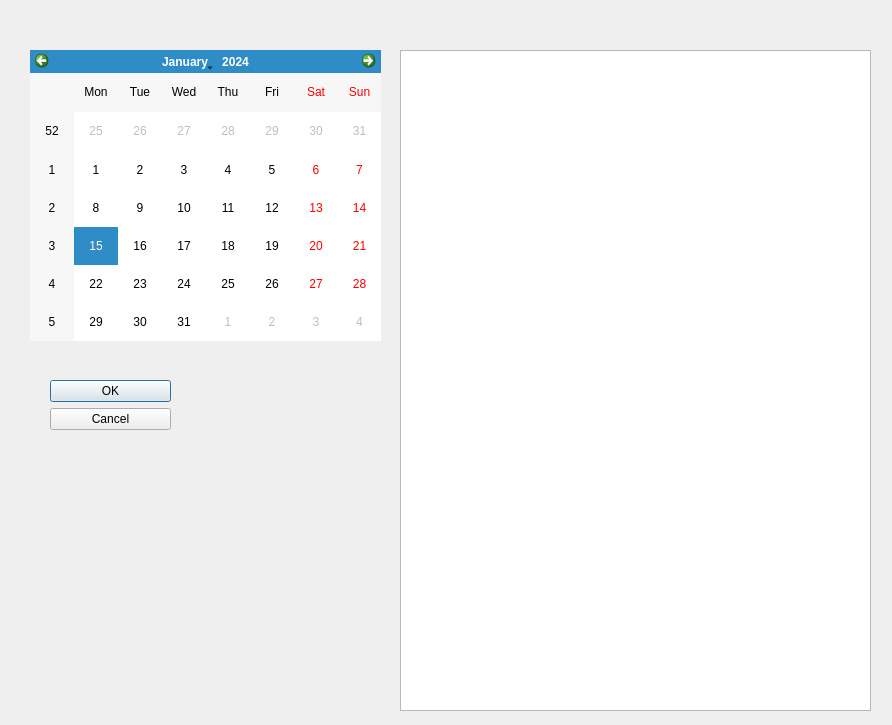
leaptop/repos2, file 004_CHMV/QTLearning/CW01/datedialog.ui: the form before one commit.
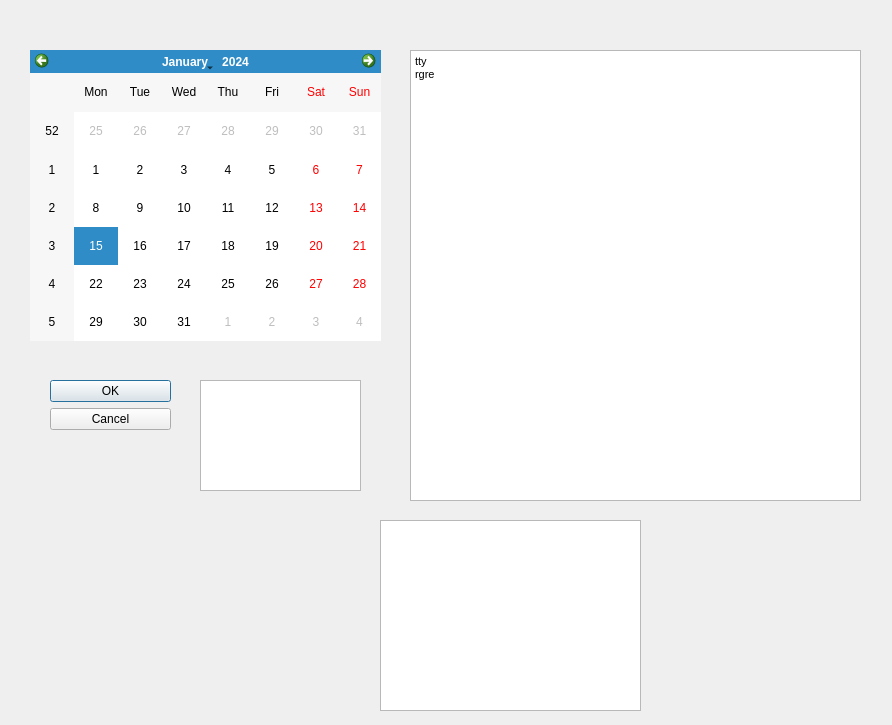
The form after the commit.

Patch:
```diff
--- a/004_CHMV/QTLearning/CW01/datedialog.ui
+++ b/004_CHMV/QTLearning/CW01/datedialog.ui
@@ -42,12 +42,46 @@
   <widget class="QPlainTextEdit" name="plainTextEdit">
    <property name="geometry">
     <rect>
-     <x>400</x>
+     <x>200</x>
+     <y>380</y>
+     <width>161</width>
+     <height>111</height>
+    </rect>
+   </property>
+   <property name="overwriteMode">
+    <bool>false</bool>
+   </property>
+  </widget>
+  <widget class="QTextBrowser" name="textBrowser">
+   <property name="geometry">
+    <rect>
+     <x>380</x>
+     <y>520</y>
+     <width>261</width>
+     <height>191</height>
+    </rect>
+   </property>
+  </widget>
+  <widget class="QTextEdit" name="textEdit">
+   <property name="geometry">
+    <rect>
+     <x>410</x>
      <y>50</y>
-     <width>471</width>
-     <height>661</height>
+     <width>451</width>
+     <height>451</height>
     </rect>
    </property>
+   <property name="inputMethodHints">
+    <set>Qt::ImhHiddenText|Qt::ImhSensitiveData</set>
+   </property>
+   <property name="html">
+    <string>&lt;!DOCTYPE HTML PUBLIC &quot;-//W3C//DTD HTML 4.0//EN&quot; &quot;http://www.w3.org/TR/REC-html40/strict.dtd&quot;&gt;
+&lt;html&gt;&lt;head&gt;&lt;meta name=&quot;qrichtext&quot; content=&quot;1&quot; /&gt;&lt;style type=&quot;text/css&quot;&gt;
+p, li { white-space: pre-wrap; }
+&lt;/style&gt;&lt;/head&gt;&lt;body style=&quot; font-family:'MS Shell Dlg 2'; font-size:8.25pt; font-weight:400; font-style:normal;&quot;&gt;
+&lt;p style=&quot; margin-top:0px; margin-bottom:0px; margin-left:0px; margin-right:0px; -qt-block-indent:0; text-indent:0px;&quot;&gt;&lt;span style=&quot; font-family:'MS Shell Dlg 2';&quot;&gt;tty&lt;/span&gt;&lt;/p&gt;
+&lt;p style=&quot; margin-top:0px; margin-bottom:0px; margin-left:0px; margin-right:0px; -qt-block-indent:0; text-indent:0px;&quot;&gt;&lt;span style=&quot; font-family:'MS Shell Dlg 2';&quot;&gt;rgre&lt;/span&gt;&lt;/p&gt;&lt;/body&gt;&lt;/html&gt;</string>
+   </property>
   </widget>
  </widget>
  <resources/>
```
